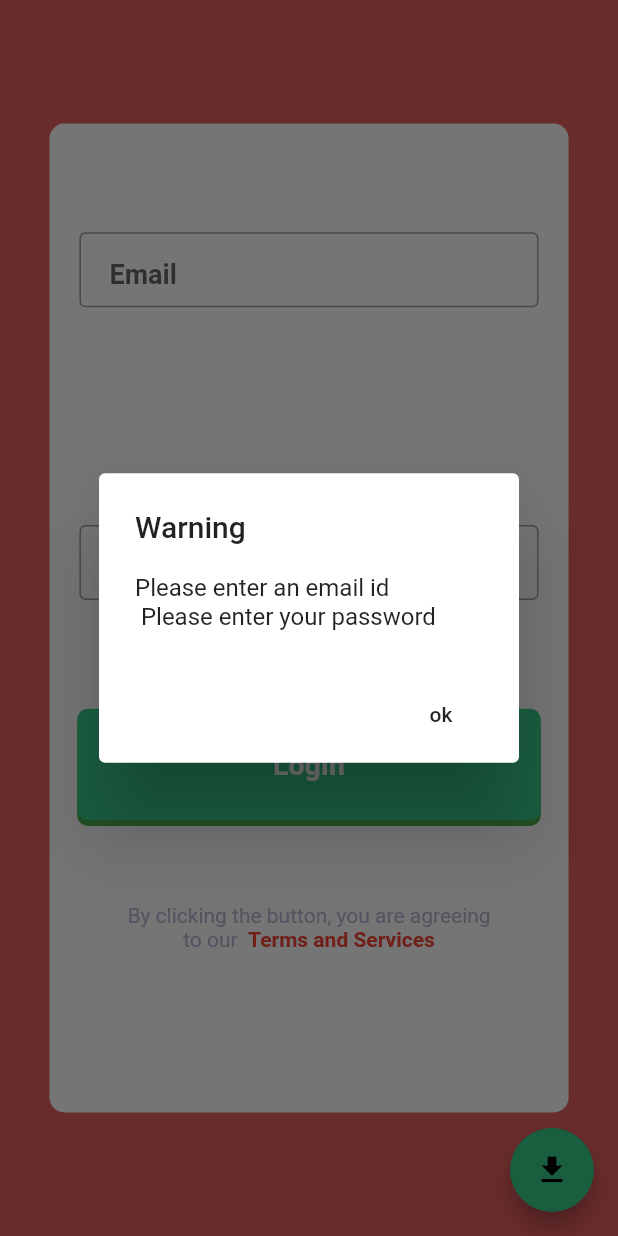
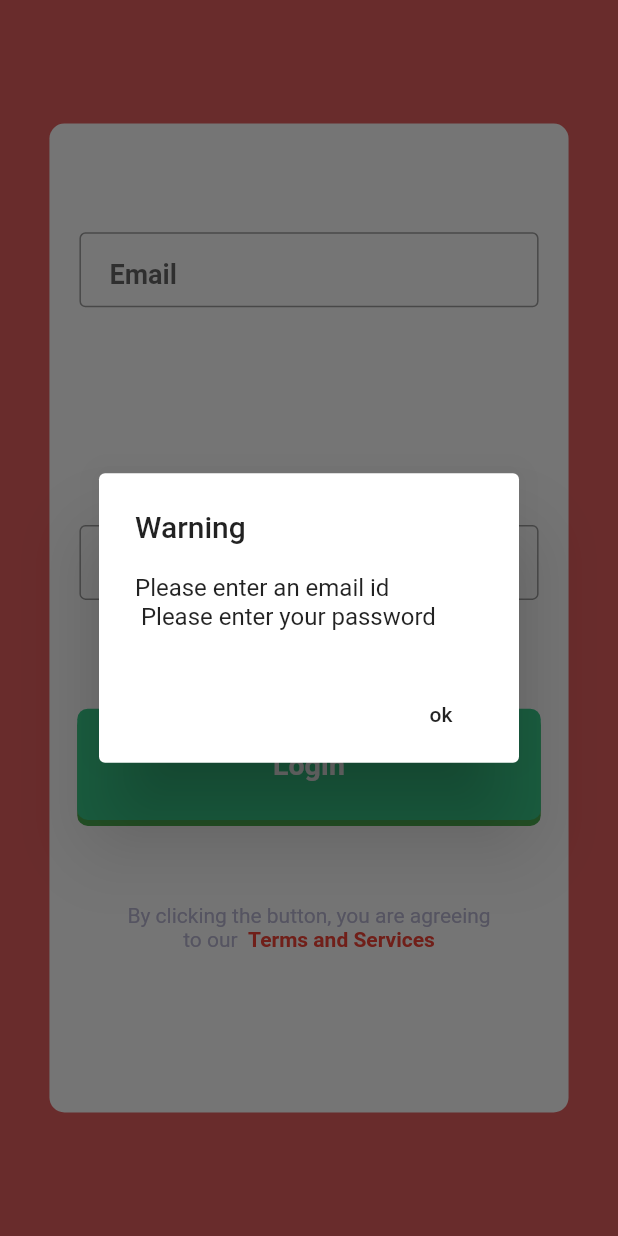
Before and after one commit to kapiljhajhria/crm_android_app, a Flutter app: the screen it shows after launch, after a tap on "LogIn", on a phone screen of 412 x 824 dp. Run offline on Flutter 3.47's test engine with Material 2 defaults, Android fonts, the phone set to English and light mode, and no system bars; missing offline and left inert: requests; Roboto replaces fonts that are missing (Poppins).

```diff
--- a/lib/main.dart
+++ b/lib/main.dart
@@ -2,23 +2,23 @@ import 'package:crmandroidapp/screens/login.dart';
 import 'package:flutter/material.dart';
 
 void main() {
-  runApp(MyApp());
+  runApp(MaterialApp(
+    title: 'CRM',
+    theme: ThemeData(
+      primarySwatch: Colors.blue,
+      fontFamily: "Poppins",
+      primaryColor: Color.fromRGBO(255, 122, 122, 1.0),
+      accentColor: Color.fromRGBO(56, 204, 140, 1.0),
+      visualDensity: VisualDensity.adaptivePlatformDensity,
+    ),
+    home: MyApp(),
+  ));
 }
 
 class MyApp extends StatelessWidget {
   // This widget is the root of your application.
   @override
   Widget build(BuildContext context) {
-    return MaterialApp(
-      title: 'CRM',
-      theme: ThemeData(
-        primarySwatch: Colors.blue,
-        fontFamily: "Poppins",
-        primaryColor: Color.fromRGBO(255, 122, 122, 1.0),
-        accentColor: Color.fromRGBO(56, 204, 140, 1.0),
-        visualDensity: VisualDensity.adaptivePlatformDensity,
-      ),
-      home: LogInScreen(),
-    );
+    return LogInScreen();
   }
 }
--- a/lib/netwrok-helper.dart
+++ b/lib/netwrok-helper.dart
@@ -19,7 +19,6 @@ class Session {
   String getCookie(String cookieString) {
     String cookie = "";
     List cookiesList = cookieString.split(";");
-//    print(cookiesList);
     cookie = cookie + cookiesList[0] + ";" + cookiesList[3].split(",")[1] + ";";
     print("cookie is: " + cookie);
     return cookie;
@@ -29,8 +28,6 @@ class Session {
     http.Response response =
         await http.post(url, body: jsonEncode(data), headers: headers);
     print("let see headers");
-//    String cookie = response.headers["set-cookie"];
-//    print(cookie);
     updateCookie(response);
     return json.decode(response.body);
   }
--- a/lib/screens/login.dart
+++ b/lib/screens/login.dart
@@ -116,12 +116,6 @@ class _LogInScreenState extends State<LogInScreen> {
   @override
   Widget build(BuildContext context) {
     return Scaffold(
-      floatingActionButton: FloatingActionButton(
-        child: Icon(Icons.file_download),
-        onPressed: () {
-          fetchFormData();
-        },
-      ),
       body: Stack(
         children: <Widget>[
           ColorFiltered(
```
Also changed, not shown: lib/screens/dataScreen.dart (+14 -1 lines).
